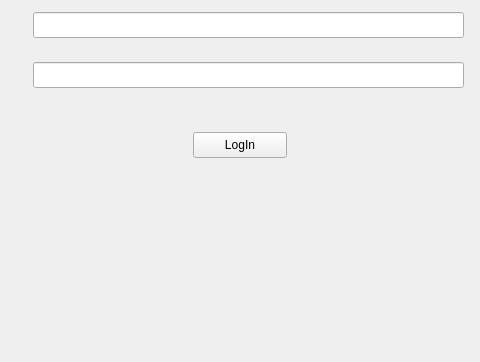
Before: the Qt Designer form mainwindow.ui in messenger-m/messenger_client, drawn with Qt 5; both pictures show x 137 to 617 and y 238 to 600 of the 800 by 600 pixel window.
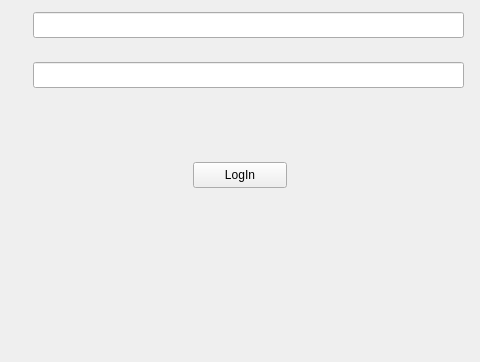
After: the same form once the commit is applied.

```diff
--- a/mainwindow.ui
+++ b/mainwindow.ui
@@ -66,7 +66,7 @@
       <property name="geometry">
        <rect>
         <x>330</x>
-        <y>370</y>
+        <y>400</y>
         <width>94</width>
         <height>26</height>
        </rect>
```
Left out of the diff: 13 changed lines with no effect on the pictures.
